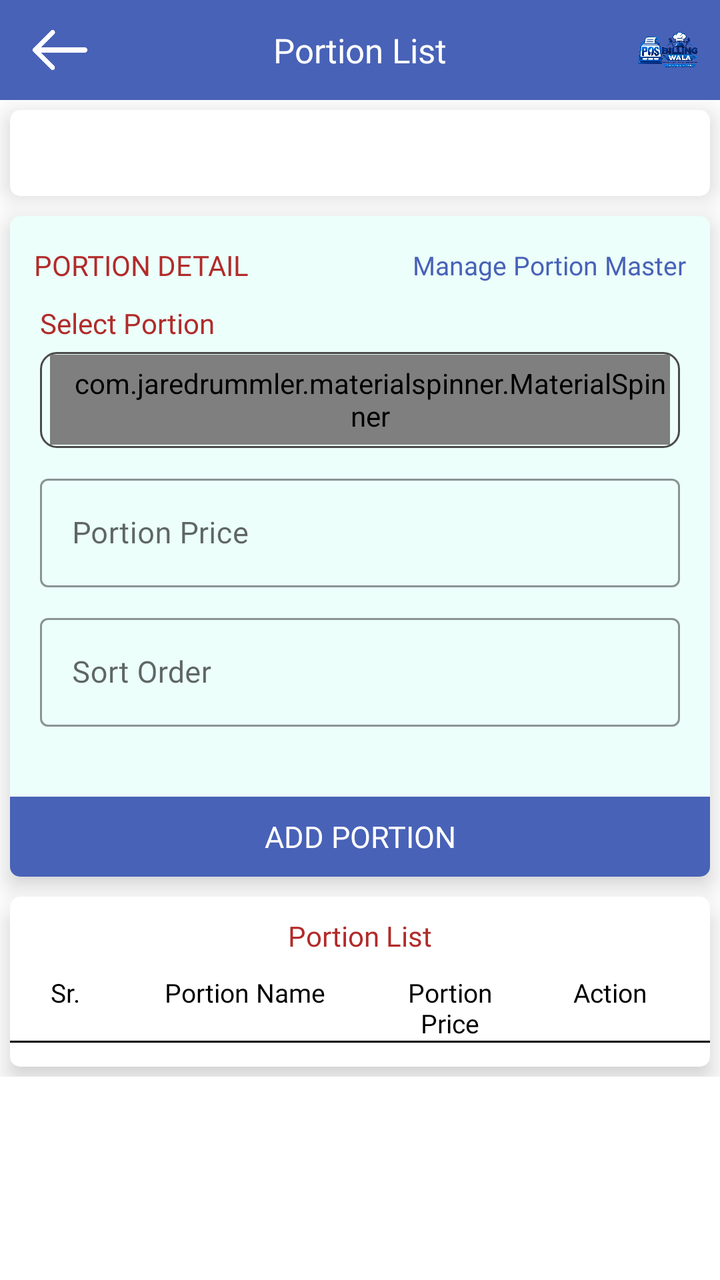
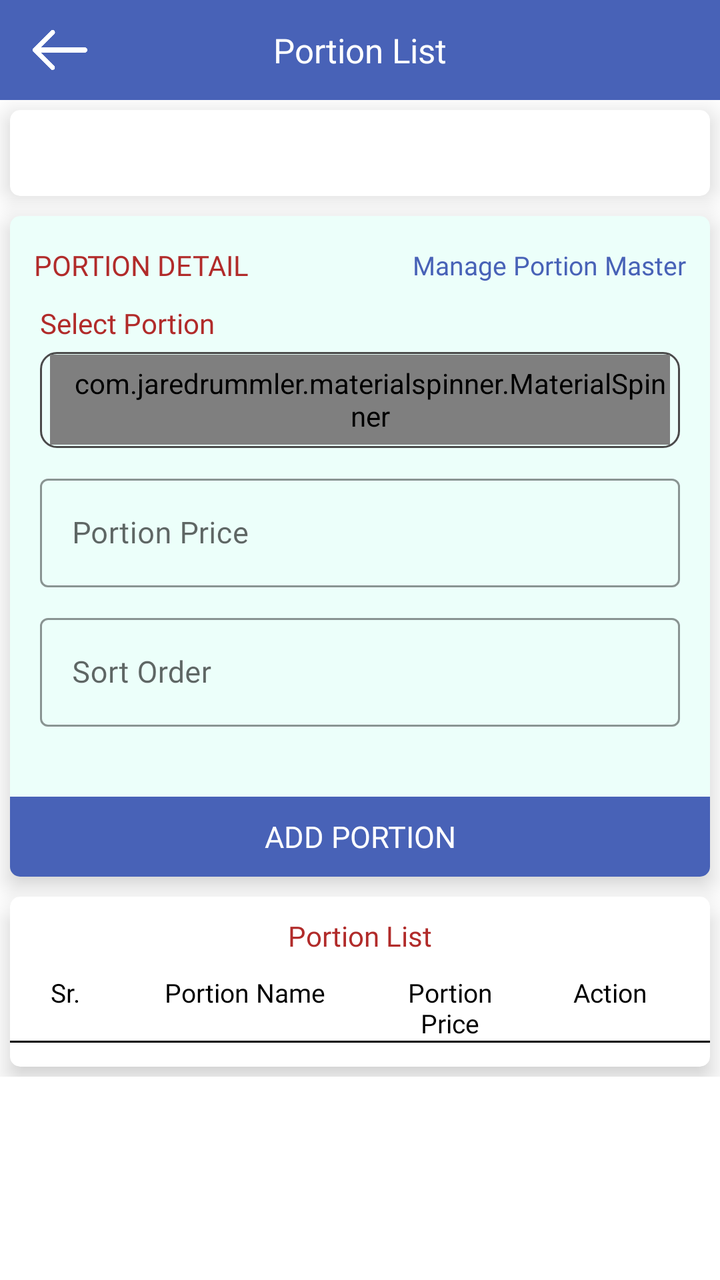

Before-and-after screenshots of an Android layout around one commit, followed by the original layout XML and the change that was made.
<!-- AndroidManifest.xml: application theme AppTheme -->
<!-- res/layout/fragment_manage_product_portions.xml -->
<?xml version="1.0" encoding="utf-8"?>
<LinearLayout xmlns:android="http://schemas.android.com/apk/res/android"
    xmlns:app="http://schemas.android.com/apk/res-auto"
    xmlns:tools="http://schemas.android.com/tools"
    android:layout_width="match_parent"
    android:layout_height="match_parent"
    android:orientation="vertical"
    tools:context=".Fragment.ManageProductPortions">

    <com.google.android.material.appbar.AppBarLayout
        android:id="@+id/appBarLayout"
        android:layout_width="match_parent"
        android:layout_height="50dp">

        <RelativeLayout
            android:layout_width="match_parent"
            android:layout_height="match_parent">

            <ImageView
                android:id="@+id/backToProductMaster"
                android:layout_width="30dp"
                android:layout_height="30dp"
                android:layout_alignParentStart="true"
                android:layout_centerInParent="true"
                android:layout_marginStart="15dp"
                android:src="@drawable/back"
                app:tint="@color/white" />

            <androidx.appcompat.widget.AppCompatTextView
                android:layout_width="wrap_content"
                android:layout_height="wrap_content"
                android:layout_centerInParent="true"
                android:fontFamily="@font/poppinsmedium"
                android:text="@string/portion_list"
                android:textColor="@color/white"
                android:textSize="17dp" />

        
            <include layout="@layout/include_app_toolbar_logo" />
</RelativeLayout>

    </com.google.android.material.appbar.AppBarLayout>

    <androidx.core.widget.NestedScrollView
        android:layout_width="match_parent"
        android:layout_height="match_parent">

        <LinearLayout
            android:layout_width="match_parent"
            android:layout_height="match_parent"
            android:orientation="vertical">

            <androidx.cardview.widget.CardView
                android:layout_width="match_parent"
                android:layout_height="wrap_content"
                android:layout_margin="5dp"
                app:cardCornerRadius="5dp"
                app:cardElevation="7dp">

                <TextView
                    android:id="@+id/productInfo"
                    android:layout_width="match_parent"
                    android:layout_height="wrap_content"
                    android:fontFamily="@font/poppinsmedium"
                    android:gravity="center"
                    android:padding="12dp"
                    android:textColor="@color/black"
                    android:textSize="14dp" />

            </androidx.cardview.widget.CardView>

            <androidx.cardview.widget.CardView
                android:layout_width="match_parent"
                android:layout_height="wrap_content"
                android:layout_margin="5dp"
                android:elevation="7dp"
                app:cardBackgroundColor="#ecfffa"
                app:cardCornerRadius="5dp"
                app:cardElevation="7dp">

                <LinearLayout
                    android:layout_width="match_parent"
                    android:layout_height="wrap_content"
                    android:orientation="vertical">

                    <RelativeLayout
                        android:layout_width="match_parent"
                        android:layout_height="wrap_content"
                        android:layout_marginTop="15dp"
                        android:paddingStart="12dp"
                        android:paddingEnd="12dp">

                        <TextView
                            android:layout_width="wrap_content"
                            android:layout_height="wrap_content"
                            android:layout_centerVertical="true"
                            android:fontFamily="@font/poppinsbold"
                            android:text="@string/portion_detail"
                            android:textColor="@color/textcolor" />

                        <TextView
                            android:id="@+id/managePortionMaster"
                            android:layout_width="wrap_content"
                            android:layout_height="wrap_content"
                            android:layout_alignParentEnd="true"
                            android:layout_centerVertical="true"
                            android:fontFamily="@font/poppinsmedium"
                            android:text="@string/manage_portion_master"
                            android:textColor="@color/colorPrimary"
                            android:textSize="13dp" />

                    </RelativeLayout>

                    <LinearLayout
                        android:id="@+id/portionMasterSection"
                        android:layout_width="match_parent"
                        android:layout_height="wrap_content"
                        android:layout_marginStart="15dp"
                        android:layout_marginTop="10dp"
                        android:layout_marginEnd="15dp"
                        android:orientation="vertical">

                        <TextView
                            android:layout_width="wrap_content"
                            android:layout_height="wrap_content"
                            android:fontFamily="@font/poppinsregular"
                            android:text="@string/select_portion_master"
                            android:textColor="@color/textcolor"
                            android:textSize="14dp" />

                        <LinearLayout
                            android:layout_width="match_parent"
                            android:layout_height="48dp"
                            android:layout_marginTop="5dp"
                            android:background="@drawable/button_rounded_border"
                            android:orientation="horizontal">

                            <com.jaredrummler.materialspinner.MaterialSpinner
                                android:id="@+id/portionMasterSpinner"
                                android:layout_width="match_parent"
                                android:layout_height="45dp"
                                android:layout_gravity="center"
                                android:layout_margin="5dp"
                                android:fontFamily="@font/poppinsregular"
                                android:gravity="center|start"
                                android:paddingStart="10dp"
                                android:textColor="@color/black"
                                android:textSize="15dp"
                                app:ms_hint="@string/select_portion_master" />

                        </LinearLayout>

                    </LinearLayout>

                    <com.google.android.material.textfield.TextInputLayout
                        style="@style/Widget.MaterialComponents.TextInputLayout.OutlinedBox"
                        android:layout_width="match_parent"
                        android:layout_height="wrap_content"
                        android:layout_marginStart="15dp"
                        android:layout_marginTop="10dp"
                        android:layout_marginEnd="15dp"
                        app:boxStrokeColor="@color/light_black">

                        <com.google.android.material.textfield.TextInputEditText
                            android:id="@+id/portionPrice"
                            android:layout_width="match_parent"
                            android:layout_height="wrap_content"
                            android:fontFamily="@font/poppinsregular"
                            android:hint="@string/portion_price"
                            android:inputType="numberDecimal"
                            android:singleLine="true"
                            android:textColor="@color/black"
                            android:textSize="15dp" />

                    </com.google.android.material.textfield.TextInputLayout>

                    <com.google.android.material.textfield.TextInputLayout
                        style="@style/Widget.MaterialComponents.TextInputLayout.OutlinedBox"
                        android:layout_width="match_parent"
                        android:layout_height="wrap_content"
                        android:layout_marginStart="15dp"
                        android:layout_marginTop="10dp"
                        android:layout_marginEnd="15dp"
                        android:layout_marginBottom="5dp"
                        app:boxStrokeColor="@color/light_black">

                        <com.google.android.material.textfield.TextInputEditText
                            android:id="@+id/portionSortOrder"
                            android:layout_width="match_parent"
                            android:layout_height="wrap_content"
                            android:fontFamily="@font/poppinsregular"
                            android:hint="@string/portion_sort_order"
                            android:inputType="number"
                            android:singleLine="true"
                            android:textColor="@color/black"
                            android:textSize="15dp" />

                    </com.google.android.material.textfield.TextInputLayout>

                    <TextView
                        android:id="@+id/addPortion"
                        android:layout_width="match_parent"
                        android:layout_height="40dp"
                        android:layout_marginTop="30dp"
                        android:background="@color/colorPrimary"
                        android:fontFamily="@font/poppinsmedium"
                        android:gravity="center"
                        android:text="@string/add_portion"
                        android:textAllCaps="true"
                        android:textColor="@color/white"
                        android:textSize="15dp" />

                </LinearLayout>

            </androidx.cardview.widget.CardView>

            <androidx.cardview.widget.CardView
                android:id="@+id/portionListCardView"
                android:layout_width="match_parent"
                android:layout_height="wrap_content"
                android:layout_margin="5dp"
                app:cardCornerRadius="5dp"
                app:cardElevation="7dp">

                <LinearLayout
                    android:layout_width="match_parent"
                    android:layout_height="wrap_content"
                    android:orientation="vertical">

                    <TextView
                        android:layout_width="wrap_content"
                        android:layout_height="wrap_content"
                        android:layout_gravity="center"
                        android:layout_marginTop="10dp"
                        android:fontFamily="@font/poppinsbold"
                        android:text="@string/portion_list"
                        android:textColor="@color/textcolor" />

                    <LinearLayout
                        android:layout_width="match_parent"
                        android:layout_height="wrap_content"
                        android:layout_marginStart="5dp"
                        android:layout_marginTop="10dp"
                        android:layout_marginEnd="5dp"
                        android:orientation="horizontal">

                        <TextView
                            android:layout_width="45dp"
                            android:layout_height="wrap_content"
                            android:fontFamily="@font/poppinsregular"
                            android:gravity="center"
                            android:text="@string/ui_sr"
                            android:textColor="@color/black"
                            android:textSize="13dp" />

                        <TextView
                            android:layout_width="0dp"
                            android:layout_height="wrap_content"
                            android:layout_weight="1"
                            android:fontFamily="@font/poppinsregular"
                            android:gravity="center"
                            android:text="@string/portion_name"
                            android:textColor="@color/black"
                            android:textSize="13dp" />

                        <TextView
                            android:layout_width="70dp"
                            android:layout_height="wrap_content"
                            android:fontFamily="@font/poppinsregular"
                            android:gravity="center"
                            android:text="@string/portion_price"
                            android:textColor="@color/black"
                            android:textSize="13dp" />

                        <TextView
                            android:layout_width="90dp"
                            android:layout_height="wrap_content"
                            android:fontFamily="@font/poppinsregular"
                            android:gravity="center"
                            android:text="@string/ui_action"
                            android:textColor="@color/black"
                            android:textSize="13dp" />

                    </LinearLayout>

                    <View
                        android:layout_width="match_parent"
                        android:layout_height="1dp"
                        android:background="@color/black" />

                    <androidx.recyclerview.widget.RecyclerView
                        android:id="@+id/portionRecyclerview"
                        android:layout_width="match_parent"
                        android:layout_height="match_parent"
                        android:layout_margin="3dp"
                        android:nestedScrollingEnabled="true"
                        android:padding="3dp" />

                </LinearLayout>

            </androidx.cardview.widget.CardView>

        </LinearLayout>

    </androidx.core.widget.NestedScrollView>

    <TextView
        android:id="@+id/noDataFound"
        android:layout_width="wrap_content"
        android:layout_height="wrap_content"
        android:layout_gravity="center"
        android:layout_marginTop="80dp"
        android:fontFamily="@font/poppinsmedium"
        android:gravity="center"
        android:text="@string/no_portion_found"
        android:textColor="@color/black"
        android:textSize="17dp"
        android:visibility="gone" />

</LinearLayout>
<!-- res/layout/include_app_toolbar_logo.xml (included above) -->
<?xml version="1.0" encoding="utf-8"?>
<ImageView xmlns:android="http://schemas.android.com/apk/res/android"
    android:id="@+id/appBrandLogo"
    android:layout_width="32dp"
    android:layout_height="32dp"
    android:layout_alignParentEnd="true"
    android:layout_centerVertical="true"
    android:layout_marginEnd="10dp"
    android:contentDescription="@string/app_name"
    android:scaleType="fitCenter"
    android:src="@drawable/app_logo" />
<!-- resources referenced by this layout -->
<resources>
  <color name="black">#000</color>
  <color name="colorPrimary">#4862b7</color>
  <color name="light_black">#4a4a4a</color>
  <color name="textcolor">#b12b2a</color>
  <color name="white">#fff</color>
  <!-- drawable app_logo: png bitmap (drawable, 586552 bytes) -->
  <!-- drawable back: png bitmap (drawable, 3507 bytes) -->
  <!-- drawable button_rounded_border (drawable) -->
  <?xml version="1.0" encoding="utf-8"?>
  <shape xmlns:android="http://schemas.android.com/apk/res/android">
      <stroke
          android:width="1dp"
          android:color="@color/light_black" />
  
      <corners android:radius="8dp" />
  
  </shape>
  <string name="add_portion">Add Portion</string>
  <string name="app_name">Billingwala</string>
  <string name="manage_portion_master">Manage Portion Master</string>
  <string name="no_portion_found">No Portions Found\nAdd Half, Full, Kg, etc.</string>
  <string name="portion_detail">PORTION DETAIL</string>
  <string name="portion_list">Portion List</string>
  <string name="portion_name">Portion Name</string>
  <string name="portion_price">Portion Price</string>
  <string name="portion_sort_order">Sort Order</string>
  <string name="select_portion_master">Select Portion</string>
  <string name="ui_action">Action</string>
  <string name="ui_sr">Sr.</string>
  <style name="AppTheme" parent="Theme.MaterialComponents.Light.NoActionBar">
          
          <item name="colorPrimary">@color/colorPrimary</item>
          <item name="colorPrimaryDark">@color/colorPrimary</item>
          <item name="colorAccent">@color/colorAccent</item>
          <item name="android:windowIsTranslucent">true</item>
          <item name="windowNoTitle">true</item>
          <item name="windowActionBar">false</item>
  
      </style>
  <color name="colorAccent">#000</color>
</resources>

<!-- the commit's change to res/layout/fragment_manage_product_portions.xml (unified diff, before → after) -->
@@ -34,9 +34,6 @@
                 android:text="@string/portion_list"
                 android:textColor="@color/white"
                 android:textSize="17dp" />
-
-        
-            <include layout="@layout/include_app_toolbar_logo" />
 </RelativeLayout>
 
     </com.google.android.material.appbar.AppBarLayout>
@@ -318,15 +315,3 @@
         android:visibility="gone" />
 
 </LinearLayout>
-<!-- res/layout/include_app_toolbar_logo.xml (included above) -->
-<?xml version="1.0" encoding="utf-8"?>
-<ImageView xmlns:android="http://schemas.android.com/apk/res/android"
-    android:id="@+id/appBrandLogo"
-    android:layout_width="32dp"
-    android:layout_height="32dp"
-    android:layout_alignParentEnd="true"
-    android:layout_centerVertical="true"
-    android:layout_marginEnd="10dp"
-    android:contentDescription="@string/app_name"
-    android:scaleType="fitCenter"
-    android:src="@drawable/app_logo" />
<!-- resource entries referenced after the edit -->
@@ -5,7 +5,6 @@
   <color name="light_black">#4a4a4a</color>
   <color name="textcolor">#b12b2a</color>
   <color name="white">#fff</color>
-  <!-- drawable app_logo: png bitmap (drawable, 586552 bytes) -->
   <!-- drawable back: png bitmap (drawable, 3507 bytes) -->
   <!-- drawable button_rounded_border (drawable) -->
   <?xml version="1.0" encoding="utf-8"?>
@@ -18,7 +17,6 @@
   
   </shape>
   <string name="add_portion">Add Portion</string>
-  <string name="app_name">Billingwala</string>
   <string name="manage_portion_master">Manage Portion Master</string>
   <string name="no_portion_found">No Portions Found\nAdd Half, Full, Kg, etc.</string>
   <string name="portion_detail">PORTION DETAIL</string>
